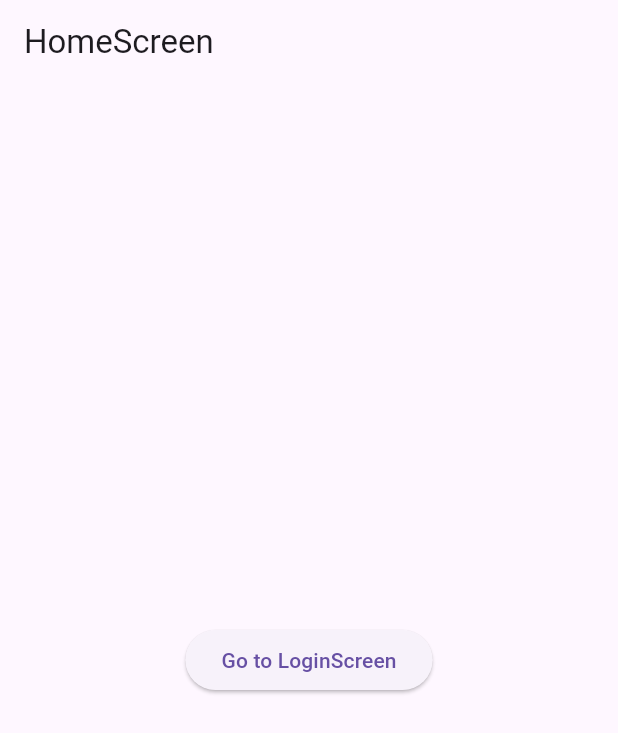
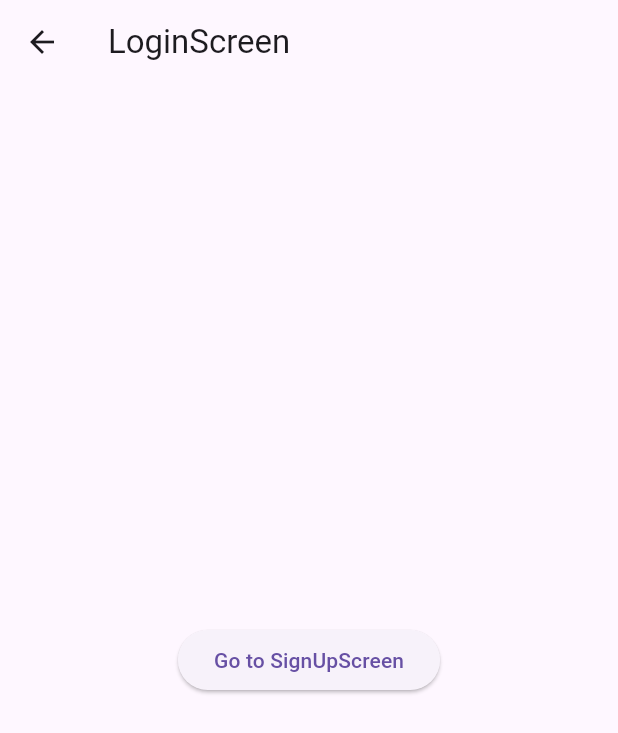
Before and after one commit to GuzzDeveloper/curso_flutter, a Flutter app: the screen it shows after launch, after a tap on "Go to LoginScreen", on a phone screen of 412 x 824 dp. Shown: the top 733 px of the screen. Run offline on Flutter 3.47's test engine with Material 3 defaults, Android fonts, the phone set to English and light mode, and no system bars.

Commit message:
Curso Flutter

```diff
--- a/lib/main.dart
+++ b/lib/main.dart
@@ -14,9 +14,9 @@ class MyApp extends StatelessWidget {
   Widget build(BuildContext context) {
     return MaterialApp(
       debugShowCheckedModeBanner: false,
-      initialRoute: '/',
+      initialRoute: HomeScreen.name,
       routes: {
-        '/': (context) => const HomeScreen(),
+        HomeScreen.name: (context) => const HomeScreen(),
         LoginScreen.name: (context) => const LoginScreen(),
         SignUpScreen.name: (context) => const SignUpScreen(),
       },
--- a/lib/screens/home_screen.dart
+++ b/lib/screens/home_screen.dart
@@ -2,6 +2,7 @@ import 'package:curso_flutter/screens/login_screen.dart';
 import 'package:flutter/material.dart';
 
 class HomeScreen extends StatelessWidget {
+  static const name = 'Home';
   const HomeScreen({super.key});
 
   @override
@@ -19,7 +20,7 @@ class HomeScreen extends StatelessWidget {
                 //   },
                 // ));
 
-                Navigator.pushNamed(context, 'login');
+                Navigator.pushNamed(context, LoginScreen.name);
               },
               child: const Text('Go to LoginScreen'))),
     );
--- a/lib/screens/login_screen.dart
+++ b/lib/screens/login_screen.dart
@@ -2,7 +2,7 @@ import 'package:curso_flutter/screens/signup_screen.dart';
 import 'package:flutter/material.dart';
 
 class LoginScreen extends StatelessWidget {
-  static const name = 'Login';
+  static const name = 'login';
   const LoginScreen({super.key});
 
   @override
@@ -27,7 +27,7 @@ class LoginScreen extends StatelessWidget {
                 //     return const SignUpScreen();
                 //   },
                 // ));
-                Navigator.pushNamed(context, 'signUp');
+                Navigator.pushNamed(context, SignUpScreen.name);
               },
               child: const Text('Go to SignUpScreen'))),
     );
--- a/lib/screens/signup_screen.dart
+++ b/lib/screens/signup_screen.dart
@@ -2,7 +2,7 @@ import 'package:curso_flutter/screens/home_screen.dart';
 import 'package:flutter/material.dart';
 
 class SignUpScreen extends StatelessWidget {
-  static const name = 'Signup';
+  static const name = 'signUp';
   const SignUpScreen({super.key});
 
   @override
@@ -28,7 +28,7 @@ class SignUpScreen extends StatelessWidget {
                 //   },
                 // ), (route) => false);
                 Navigator.pushNamedAndRemoveUntil(
-                    context, '/', (route) => false);
+                    context, HomeScreen.name, (route) => false);
               },
               child: const Text('Go to HomeScreen'))),
     );
```
